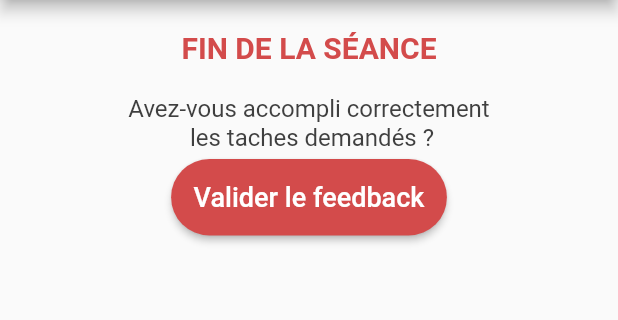
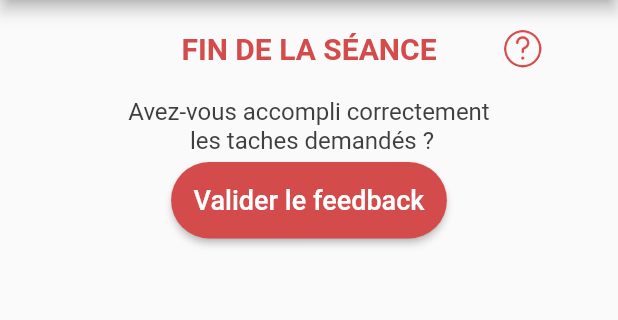
Before and after one commit to MarvinLem/phoenyx_gym, a Flutter app: the BeginFeedback screen opened directly, on a phone screen of 412 x 824 dp, the part 84-404 px from its top. Run offline on Flutter 3.47's test engine with Material 2 defaults, Android fonts, the phone set to English and light mode, and no system bars; our stand-ins replace basic_utils, datetime_picker_formfield, flutter_datetime_picker, sqflite, table_calendar; accounts and stored records are empty.

Commit message:
add tooltip for feedback and delete,fix css

```diff
--- a/lib/agenda.dart
+++ b/lib/agenda.dart
@@ -105,6 +105,7 @@ class AgendaState extends State<Agenda> {
                             ]);
               }
               return TableCalendar(
+                  availableGestures: AvailableGestures.horizontalSwipe,
                   calendarController: _calendarController,
                   locale: 'fr_FR',
                   events: training,
--- a/lib/beginFeedback.dart
+++ b/lib/beginFeedback.dart
@@ -129,14 +129,12 @@ class BeginFeedbackState extends State<BeginFeedback> {
                                       minWidth: 40, minHeight: 40),
                                   decoration: new BoxDecoration(
                                     shape: BoxShape.circle,
-                                    color: feedback.exerciceArray[
-                                                exercice.exerciceOrder - 1] ==
-                                            0
-                                        ? Color(0xFFD34B4B)
-                                        : Colors.transparent,
                                     image: DecorationImage(
-                                      image: ExactAssetImage(
-                                          'assets/images/sad.png'),
+                                      image: ExactAssetImage(feedback.exerciceArray[
+                                      exercice.exerciceOrder - 1] ==
+                                          0
+                                          ?
+                                          'assets/images/sad-red.png' : 'assets/images/sad.png'),
                                       fit: BoxFit.cover,
                                     ),
                                   ),
@@ -155,14 +153,12 @@ class BeginFeedbackState extends State<BeginFeedback> {
                                       minWidth: 40, minHeight: 40),
                                   decoration: new BoxDecoration(
                                     shape: BoxShape.circle,
-                                    color: feedback.exerciceArray[
-                                                exercice.exerciceOrder - 1] ==
-                                            1
-                                        ? Color(0xFFD34B4B)
-                                        : Colors.transparent,
                                     image: DecorationImage(
-                                      image: ExactAssetImage(
-                                          'assets/images/meh.png'),
+                                      image: ExactAssetImage(feedback.exerciceArray[
+                                      exercice.exerciceOrder - 1] ==
+                                          1
+                                          ?
+                                      'assets/images/meh-red.png' : 'assets/images/meh.png'),
                                       fit: BoxFit.cover,
                                     ),
                                   ),
@@ -180,15 +176,13 @@ class BeginFeedbackState extends State<BeginFeedback> {
                                   constraints: new BoxConstraints(
                                       minWidth: 40, minHeight: 40),
                                   decoration: new BoxDecoration(
-                                    color: feedback.exerciceArray[
-                                                exercice.exerciceOrder - 1] ==
-                                            2
-                                        ? Color(0xFFD34B4B)
-                                        : Colors.transparent,
                                     shape: BoxShape.circle,
                                     image: DecorationImage(
-                                      image: ExactAssetImage(
-                                          'assets/images/happy.png'),
+                                      image: ExactAssetImage(feedback.exerciceArray[
+                                      exercice.exerciceOrder - 1] ==
+                                          2
+                                          ?
+                                      'assets/images/happy-red.png' : 'assets/images/happy.png'),
                                       fit: BoxFit.cover,
                                     ),
                                   ),
@@ -206,15 +200,13 @@ class BeginFeedbackState extends State<BeginFeedback> {
                                   constraints: new BoxConstraints(
                                       minWidth: 40, minHeight: 40),
                                   decoration: new BoxDecoration(
-                                    color: feedback.exerciceArray[
-                                                exercice.exerciceOrder - 1] ==
-                                            3
-                                        ? Color(0xFFD34B4B)
-                                        : Colors.transparent,
                                     shape: BoxShape.circle,
                                     image: DecorationImage(
-                                      image: ExactAssetImage(
-                                          'assets/images/smile.png'),
+                                      image: ExactAssetImage(feedback.exerciceArray[
+                                      exercice.exerciceOrder - 1] ==
+                                          3
+                                          ?
+                                      'assets/images/smile-red.png' : 'assets/images/smile.png'),
                                       fit: BoxFit.cover,
                                     ),
                                   ),
@@ -222,7 +214,7 @@ class BeginFeedbackState extends State<BeginFeedback> {
                           ]),
                           constraints: BoxConstraints(
                               minWidth: MediaQuery.of(context).size.width - 40),
-                          margin: new EdgeInsets.only(bottom: 30),
+                          margin: new EdgeInsets.only(bottom: 60),
                         ),
                       ],
                       crossAxisAlignment: CrossAxisAlignment.center,
@@ -244,6 +236,11 @@ class BeginFeedbackState extends State<BeginFeedback> {
         body: ListView(children: [
           Row(
             children: [
+              Column(children:[
+                Container(constraints: new BoxConstraints(
+                    minWidth: 25, minHeight: 25))
+              ]),
+              Column(children:[
               Container(
                   child: new Text(
                     "Fin de la séance".toUpperCase(),
@@ -253,7 +250,72 @@ class BeginFeedbackState extends State<BeginFeedback> {
                         fontWeight: FontWeight.bold),
                     textAlign: TextAlign.center,
                   ),
-                  margin: new EdgeInsets.only(top: 20.0)),
+                  margin: new EdgeInsets.only(top: 20.0),
+                  constraints: new BoxConstraints(
+                      minWidth: 260))]),
+              Column(children:[
+                InkWell(
+                      onTap: () {
+                        showMenu(
+                          position: RelativeRect.fromLTRB(10, 100, 0, 0),
+                          items: <PopupMenuEntry>[
+                            PopupMenuItem(
+                              child:Column(children:[
+                                Container(margin: EdgeInsets.symmetric(vertical: 10,horizontal: 20),constraints: BoxConstraints(
+                        maxWidth: 40, maxHeight: 40),decoration: new BoxDecoration(
+                                  shape: BoxShape.circle,
+                                  image: DecorationImage(
+                                    image: ExactAssetImage('assets/images/sad.png'),
+                                    fit: BoxFit.cover,
+                                  ),
+                                )),
+                              Text("Vous n'avez pas reussi à réaliser l'exercice demandé et vous n'étiez pas pret d'y arriver"),
+                                Container(margin: EdgeInsets.symmetric(vertical: 10,horizontal: 20),constraints: BoxConstraints(
+                                    maxWidth: 40, maxHeight: 40),decoration: new BoxDecoration(
+                                  shape: BoxShape.circle,
+                                  image: DecorationImage(
+                                    image: ExactAssetImage('assets/images/meh.png'),
+                                    fit: BoxFit.cover,
+                                  ),
+                                )),
+                                Text("Vous n'avez pas reussi à réaliser l'exercice demandé mais vous y étiez presque"),
+                                Container(margin: EdgeInsets.symmetric(vertical: 10,horizontal: 20),constraints: BoxConstraints(
+                                    maxWidth: 40, maxHeight: 40),decoration: new BoxDecoration(
+                                  shape: BoxShape.circle,
+                                  image: DecorationImage(
+                                    image: ExactAssetImage('assets/images/happy.png'),
+                                    fit: BoxFit.cover,
+                                  ),
+                                )),
+                                Text("Vous avez reussi à réaliser l'exercice normalement"),
+                                Container(margin: EdgeInsets.symmetric(vertical: 10,horizontal: 20),constraints: BoxConstraints(
+                                    maxWidth: 40, maxHeight: 40),decoration: new BoxDecoration(
+                                  shape: BoxShape.circle,
+                                  image: DecorationImage(
+                                    image: ExactAssetImage('assets/images/smile.png'),
+                                    fit: BoxFit.cover,
+                                  ),
+                                )),
+                                Text("Vous avez reussi à réaliser l'exercice et c'était meme très facile")]),
+                            )
+                          ],
+                          context: context,
+                        );
+                      },
+                    child:
+              Container(
+                margin:
+                new EdgeInsets.only(top: 20.0),
+                constraints: new BoxConstraints(
+                    minWidth: 25, minHeight: 25),
+                decoration: new BoxDecoration(
+                  shape: BoxShape.circle,
+                  image: DecorationImage(
+                    image: ExactAssetImage('assets/images/tooltip.png'),
+                    fit: BoxFit.cover,
+                  ),
+                ),
+              ))])
             ],
             crossAxisAlignment: CrossAxisAlignment.center,
             mainAxisAlignment: MainAxisAlignment.center,
--- a/lib/createExercice.dart
+++ b/lib/createExercice.dart
@@ -88,7 +88,8 @@ class CreateExerciceState extends State<CreateExercice> {
                     fontSize: 20,
                     color: Color(0xFFD34B4B),
                     fontWeight: FontWeight.bold)),
-            margin: new EdgeInsets.only(left: 20.0, top: 20.0)),
+            margin: new EdgeInsets.only(left: 20.0, top: 20.0),
+            constraints: BoxConstraints(maxWidth: MediaQuery.of(context).size.width-40)),
       ]),
       Row(
         children: [
--- a/lib/editExercice.dart
+++ b/lib/editExercice.dart
@@ -579,7 +579,8 @@ class EditExerciceState extends State<EditExercice> {
                             fontSize: 20,
                             color: Color(0xFFD34B4B),
                             fontWeight: FontWeight.bold)),
-                margin: new EdgeInsets.only(left: 20.0, top: 20.0)),
+                margin: new EdgeInsets.only(left: 20.0, top: 20.0),
+                constraints: BoxConstraints(maxWidth: MediaQuery.of(context).size.width-40)),
           ]),
           getExercicesById(id),
         ]));
--- a/lib/editTraining.dart
+++ b/lib/editTraining.dart
@@ -179,7 +179,8 @@ class EditTrainingState extends State<EditTraining> {
                         fontSize: 20,
                         color: Color(0xFFD34B4B),
                         fontWeight: FontWeight.bold)),
-                margin: new EdgeInsets.only(left: 20.0, top: 20.0)),
+                margin: new EdgeInsets.only(left: 20.0, top: 20.0),
+                constraints: BoxConstraints(maxWidth: MediaQuery.of(context).size.width-40)),
           ]),
           getExercicesByTrainingIdAndSessionId(trainingId,sessionId),
           Row(children: [
--- a/lib/endFeedback.dart
+++ b/lib/endFeedback.dart
@@ -77,6 +77,10 @@ class EndFeedbackState extends State<EndFeedback> {
           exerciceFeedbackArray.add({'id': exercice.id,'series': exercice.series,'repetitions': exercice.repetitions,'weight': exercice.weight + 5,'rest': exercice.rest});
       }
       break;
+      default: {
+          //on garde pareil
+          exerciceFeedbackArray.add({'id': exercice.id,'series': exercice.series,'repetitions': exercice.repetitions,'weight': exercice.weight,'rest': exercice.rest});
+      }
     }
   }
 
```
Also changed, not shown: lib/getTraining.dart (+7 -5 lines), lib/training.dart (+66 -17 lines), assets/images/happy-red.png (added), assets/images/meh-red.png (added), assets/images/sad-red.png (added), assets/images/smile-red.png (added), assets/images/tooltip.png (added).
